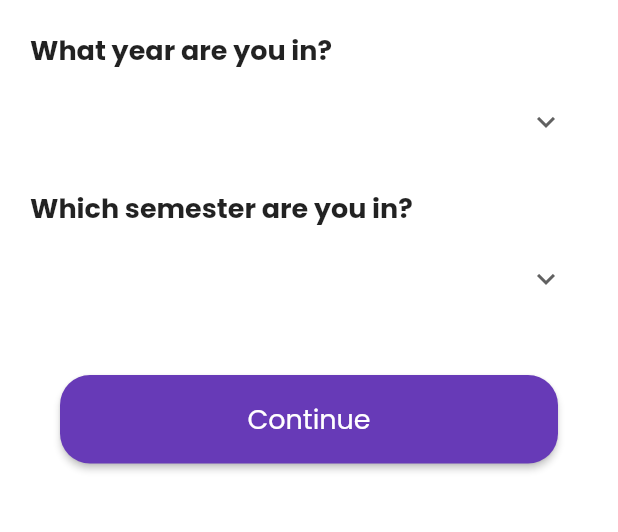
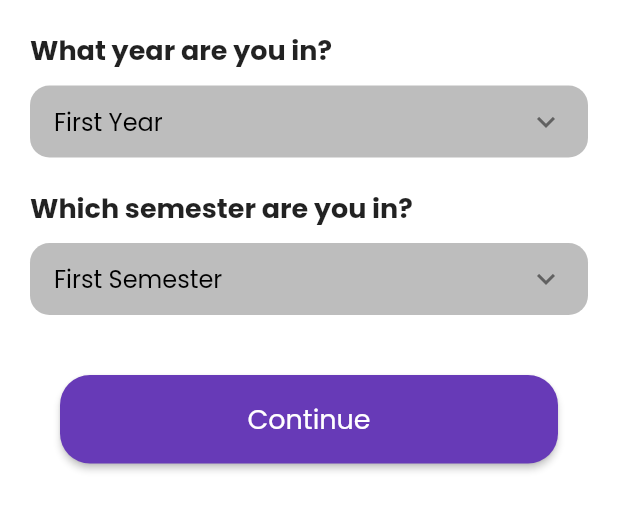
Before and after one commit to MellowMwezy/class-crit, a Flutter app: the registered screen opened directly, after a tap on "Continue", on a phone screen of 412 x 824 dp, the part 288-820 px from its top. Run offline on Flutter 3.47's test engine with Material 2 defaults, Android fonts, the phone set to English and light mode, and no system bars; our stand-ins replace cloud_firestore, curved_navigation_bar, firebase_auth, firebase_core, flutter_rating_bar, get; accounts and stored records are empty.

Commit message:
fixed red screen on sem_registration_screen

```diff
--- a/lib/screens/sem_registration.dart
+++ b/lib/screens/sem_registration.dart
@@ -9,8 +9,8 @@ class registered extends StatefulWidget {
 }
 
 class _registeredState extends State<registered> {
-  String? _selectedYear;
-  String? _selectedSemester;
+  String _selectedYear = 'First Year';
+  String _selectedSemester = 'First Semester';
 
   final List<String> _years = [
     'First Year',
@@ -49,6 +49,10 @@ class _registeredState extends State<registered> {
               ),
               SizedBox(height: 10),
               Container(
+                decoration: BoxDecoration(
+                  color: Color(0xFFBDBDBD),
+                  borderRadius: BorderRadius.circular(13),
+                ),
                 width: double.infinity,
                 padding: EdgeInsets.symmetric(horizontal: 16),
                 child: DropdownButtonHideUnderline(
@@ -63,16 +67,12 @@ class _registeredState extends State<registered> {
                       fontFamily: 'Poppins',
                     ),
                     onChanged: (String? newValue) {
-                      // if (newValue != null && newValue.isNotEmpty) {
-                      _selectedYear = newValue;
-                      // }
+                      if (newValue != null && newValue.isNotEmpty) {
+                        _selectedYear = newValue;
+                        setState(() {});
+                      }
                     },
-                    items: [
-                      'First Year',
-                      'Second Year',
-                      'Third Year',
-                      'Fourth Year'
-                    ].toSet().map<DropdownMenuItem<String>>((String value) {
+                    items: _years.map<DropdownMenuItem<String>>((String value) {
                       return DropdownMenuItem<String>(
                         value: value,
                         child: Text(value),
@@ -92,6 +92,10 @@ class _registeredState extends State<registered> {
               ),
               SizedBox(height: 10),
               Container(
+                decoration: BoxDecoration(
+                  color: Color(0xFFBDBDBD),
+                  borderRadius: BorderRadius.circular(13),
+                ),
                 width: double.infinity,
                 padding: EdgeInsets.symmetric(horizontal: 16),
                 child: DropdownButtonHideUnderline(
@@ -106,11 +110,12 @@ class _registeredState extends State<registered> {
                       fontFamily: 'Poppins',
                     ),
                     onChanged: (String? newValue) {
-                      // if (newValue != null && newValue.isNotEmpty) {
-                      // }
-                      _selectedSemester = newValue;
+                      if (newValue != null && newValue.isNotEmpty) {
+                        _selectedSemester = newValue;
+                        setState(() {});
+                      }
                     },
-                    items: ['First Semester', 'Second Semester']
+                    items: _semesters
                         .map<DropdownMenuItem<String>>((String value) {
                       return DropdownMenuItem<String>(
                         value: value,
@@ -134,9 +139,9 @@ class _registeredState extends State<registered> {
 
                     try {
                       // Query the 'levels' collection to find matching semester and year
-                      final yearAsInteger = _years.indexOf(_selectedYear!) + 1;
+                      final yearAsInteger = _years.indexOf(_selectedYear) + 1;
                       final semesterAsInteger =
-                          _semesters.indexOf(_selectedSemester!) + 1;
+                          _semesters.indexOf(_selectedSemester) + 1;
 
                       QuerySnapshot querySnapshot = await FirebaseFirestore
                           .instance
@@ -146,7 +151,7 @@ class _registeredState extends State<registered> {
                           .limit(1)
                           .get();
 
-                      print(querySnapshot.docs.first);
+                      // print(querySnapshot.docs.first);
                       // Check if any documents were found
                       if (querySnapshot.docs.isNotEmpty) {
                         // Get the ID of the first matching document
```
Also changed, not shown: pubspec.lock.
